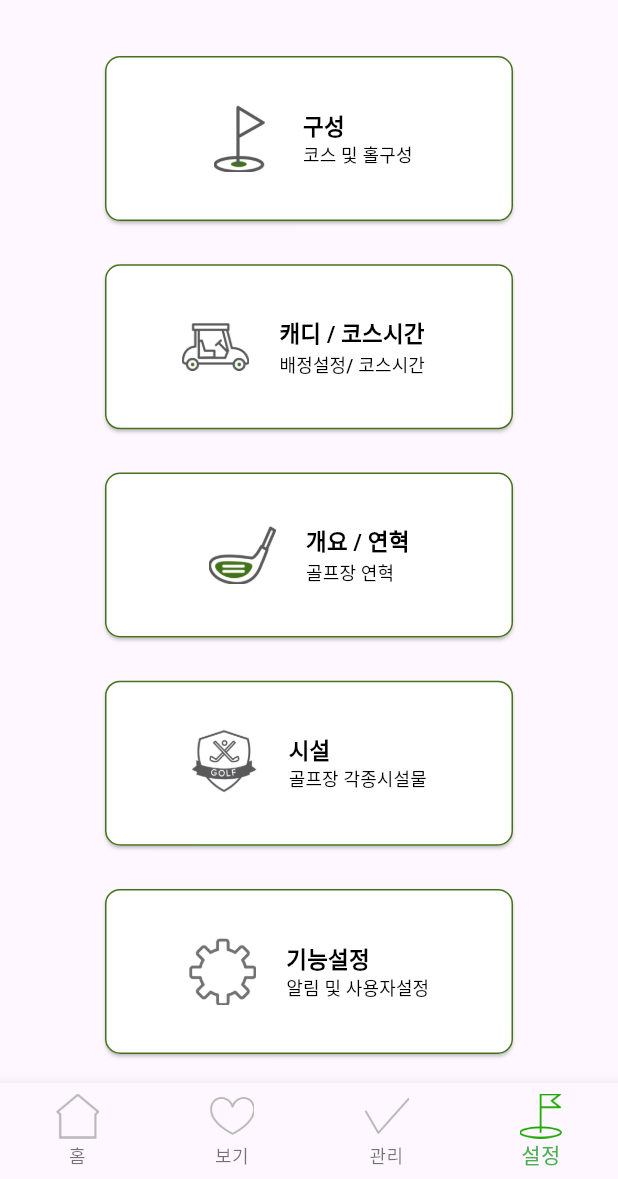
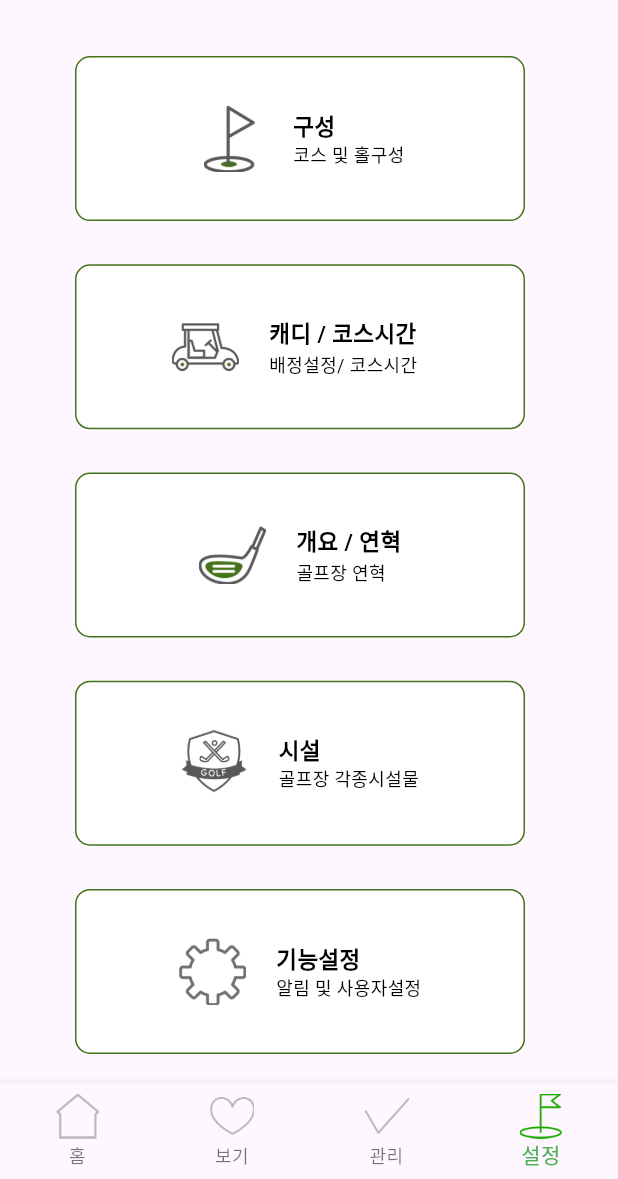
Before and after one commit to vinnyxin/flutterprojection, a Flutter app: the screen it shows after launch, on a phone screen of 412 x 824 dp, the part 57-1236 px from its top. Run offline on Flutter 3.47's test engine with Material 3 defaults, Android fonts, the phone set to English and light mode, and no system bars; our stand-ins replace buttons_tabbar, table_calendar.

Commit message:
2024-02-06

```diff
--- a/lib/Main/main_screen.dart
+++ b/lib/Main/main_screen.dart
@@ -24,7 +24,7 @@ class _MainScreenState extends State<MainScreen> {
       ),
 
       body: Padding(
-        padding: const EdgeInsets.symmetric(vertical: 5,horizontal: 70),
+        padding: const EdgeInsets.symmetric(vertical: 5,horizontal: 50),
         child: Column(
           mainAxisAlignment: MainAxisAlignment.spaceAround,
           children: [
--- a/lib/common/common_button.dart
+++ b/lib/common/common_button.dart
@@ -21,15 +21,16 @@ class _CommonButtonState extends State<CommonButton> {
 
   @override
   Widget build(BuildContext context) {
-    return  ElevatedButton(
-      onPressed: widget.onPressed,
-      style: ElevatedButton.styleFrom(
-        backgroundColor: Colors.white,
-        shape: RoundedRectangleBorder(
+    return   InkWell(
+      onTap: widget.onPressed,
       borderRadius: BorderRadius.circular(10),
-          side: BorderSide(color: Color(0xFF43721B),),
-        ),
-        fixedSize: Size(280, 110),
+      child: Container(
+        width: 300,
+        height: 110,
+        decoration: BoxDecoration(
+          color: Colors.white,
+          borderRadius: BorderRadius.circular(10),
+          border: Border.all(color: Color(0xFF43721B)),
         ),
         child: Row(
           mainAxisAlignment: MainAxisAlignment.center,
@@ -46,6 +47,7 @@ class _CommonButtonState extends State<CommonButton> {
             ),
           ],
         ),
+      ),
     );
   }
 }
```
Also changed, not shown: lib/Main/caddie_time_screen1.dart (+5 -15 lines). Lines whose indentation alone changed are shown as unchanged.
